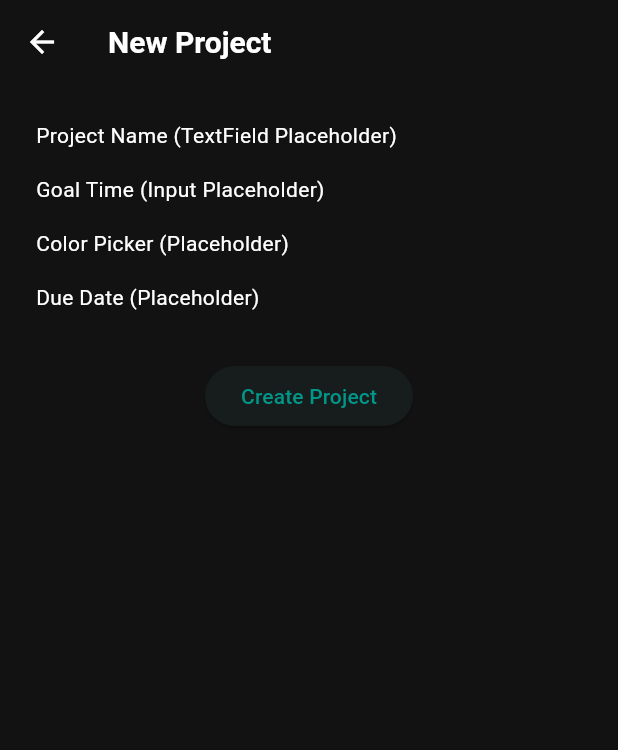
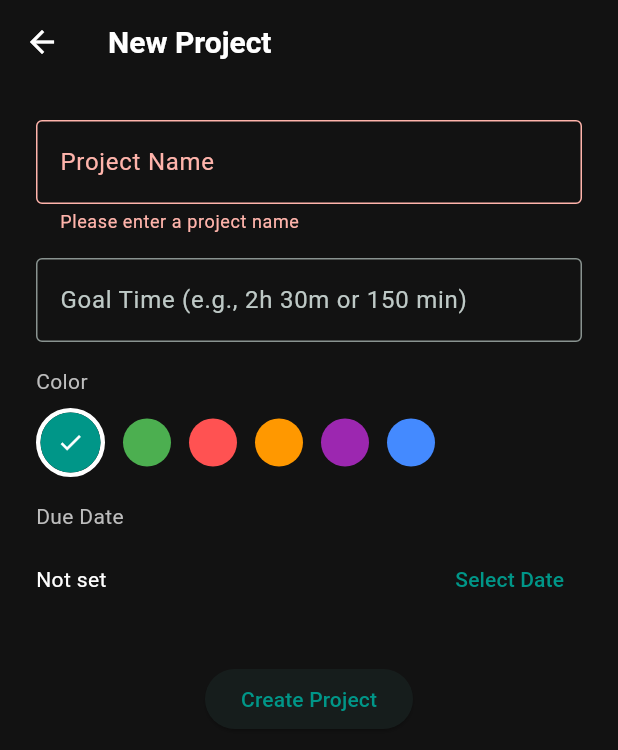
Before and after one commit to Ncode01/study-tracker-mobile, a Flutter app: the AddProjectScreen screen opened directly, after a tap on "Create Project", on a phone screen of 412 x 824 dp. Shown: the top 750 px of the screen. Run offline on Flutter 3.47's test engine with Material 3 defaults, Android fonts, the phone set to English and light mode, and no system bars.

Commit message:
Add Project Form UI

```diff
--- a/lib/src/features/projects/screens/add_project_screen.dart
+++ b/lib/src/features/projects/screens/add_project_screen.dart
@@ -1,9 +1,63 @@
 import 'package:flutter/material.dart';
+import 'package:study/src/constants/app_colors.dart';
 
-/// Placeholder form screen for creating a new project.
-class AddProjectScreen extends StatelessWidget {
+/// Form screen for creating a new project.
+class AddProjectScreen extends StatefulWidget {
   /// Creates an [AddProjectScreen].
   const AddProjectScreen({super.key});
+
+  @override
+  State<AddProjectScreen> createState() => _AddProjectScreenState();
+}
+
+class _AddProjectScreenState extends State<AddProjectScreen> {
+  final _formKey = GlobalKey<FormState>();
+  final TextEditingController _nameController = TextEditingController();
+  final TextEditingController _goalTimeController = TextEditingController();
+  Color _selectedColor = AppColors.primaryColor;
+  DateTime? _selectedDueDate;
+
+  final List<Color> _colorOptions = [
+    AppColors.primaryColor,
+    Colors.green,
+    Colors.redAccent,
+    Colors.orange,
+    Colors.purple,
+    Colors.blueAccent,
+  ];
+
+  @override
+  void dispose() {
+    _nameController.dispose();
+    _goalTimeController.dispose();
+    super.dispose();
+  }
+
+  Future<void> _pickDueDate() async {
+    final now = DateTime.now();
+    final picked = await showDatePicker(
+      context: context,
+      initialDate: _selectedDueDate ?? now,
+      firstDate: now,
+      lastDate: DateTime(now.year + 5),
+      builder:
+          (context, child) => Theme(
+            data: Theme.of(context).copyWith(
+              colorScheme: ColorScheme.dark(
+                primary: AppColors.primaryColor,
+                surface: AppColors.cardColor,
+                onSurface: AppColors.textColor,
+              ),
+            ),
+            child: child!,
+          ),
+    );
+    if (picked != null) {
+      setState(() {
+        _selectedDueDate = picked;
+      });
+    }
+  }
 
   @override
   Widget build(BuildContext context) {
@@ -13,20 +67,107 @@ class AddProjectScreen extends StatelessWidget {
         child: SingleChildScrollView(
           child: Padding(
             padding: const EdgeInsets.all(24.0),
+            child: Form(
+              key: _formKey,
               child: Column(
                 crossAxisAlignment: CrossAxisAlignment.start,
                 children: [
-                const Text('Project Name (TextField Placeholder)'),
+                  TextFormField(
+                    controller: _nameController,
+                    decoration: const InputDecoration(
+                      labelText: 'Project Name',
+                      border: OutlineInputBorder(),
+                    ),
+                    style: const TextStyle(color: AppColors.textColor),
+                    validator:
+                        (value) =>
+                            (value == null || value.trim().isEmpty)
+                                ? 'Please enter a project name'
+                                : null,
+                  ),
                   const SizedBox(height: 16),
-                const Text('Goal Time (Input Placeholder)'),
+                  TextFormField(
+                    controller: _goalTimeController,
+                    decoration: const InputDecoration(
+                      labelText: 'Goal Time (e.g., 2h 30m or 150 min)',
+                      border: OutlineInputBorder(),
+                    ),
+                    style: const TextStyle(color: AppColors.textColor),
+                  ),
                   const SizedBox(height: 16),
-                const Text('Color Picker (Placeholder)'),
+                  Text(
+                    'Color',
+                    style: TextStyle(color: AppColors.secondaryTextColor),
+                  ),
+                  const SizedBox(height: 8),
+                  Row(
+                    children:
+                        _colorOptions.map((color) {
+                          final isSelected = color == _selectedColor;
+                          return GestureDetector(
+                            onTap: () => setState(() => _selectedColor = color),
+                            child: Container(
+                              margin: const EdgeInsets.only(right: 12),
+                              decoration: BoxDecoration(
+                                shape: BoxShape.circle,
+                                border:
+                                    isSelected
+                                        ? Border.all(
+                                          color: Colors.white,
+                                          width: 3,
+                                        )
+                                        : null,
+                              ),
+                              child: CircleAvatar(
+                                backgroundColor: color,
+                                radius: isSelected ? 20 : 16,
+                                child:
+                                    isSelected
+                                        ? const Icon(
+                                          Icons.check,
+                                          color: Colors.white,
+                                          size: 18,
+                                        )
+                                        : null,
+                              ),
+                            ),
+                          );
+                        }).toList(),
+                  ),
                   const SizedBox(height: 16),
-                const Text('Due Date (Placeholder)'),
+                  Text(
+                    'Due Date',
+                    style: TextStyle(color: AppColors.secondaryTextColor),
+                  ),
+                  const SizedBox(height: 8),
+                  Row(
+                    children: [
+                      Expanded(
+                        child: Text(
+                          _selectedDueDate != null
+                              ? '${_selectedDueDate!.year}-${_selectedDueDate!.month.toString().padLeft(2, '0')}-${_selectedDueDate!.day.toString().padLeft(2, '0')}'
+                              : 'Not set',
+                          style: const TextStyle(color: AppColors.textColor),
+                        ),
+                      ),
+                      TextButton(
+                        onPressed: _pickDueDate,
+                        child: const Text('Select Date'),
+                      ),
+                    ],
+                  ),
                   const SizedBox(height: 32),
                   Center(
                     child: ElevatedButton(
-                    onPressed: () {},
+                      onPressed: () {
+                        if (_formKey.currentState?.validate() ?? false) {
+                          // For now, just print values
+                          debugPrint('Project Name: ${_nameController.text}');
+                          debugPrint('Goal Time: ${_goalTimeController.text}');
+                          debugPrint('Color: $_selectedColor');
+                          debugPrint('Due Date: $_selectedDueDate');
+                        }
+                      },
                       child: const Text('Create Project'),
                     ),
                   ),
@@ -35,6 +176,7 @@ class AddProjectScreen extends StatelessWidget {
             ),
           ),
         ),
+      ),
     );
   }
 }
```
Also changed, not shown: 2 other files. Lines whose indentation alone changed are shown as unchanged.
